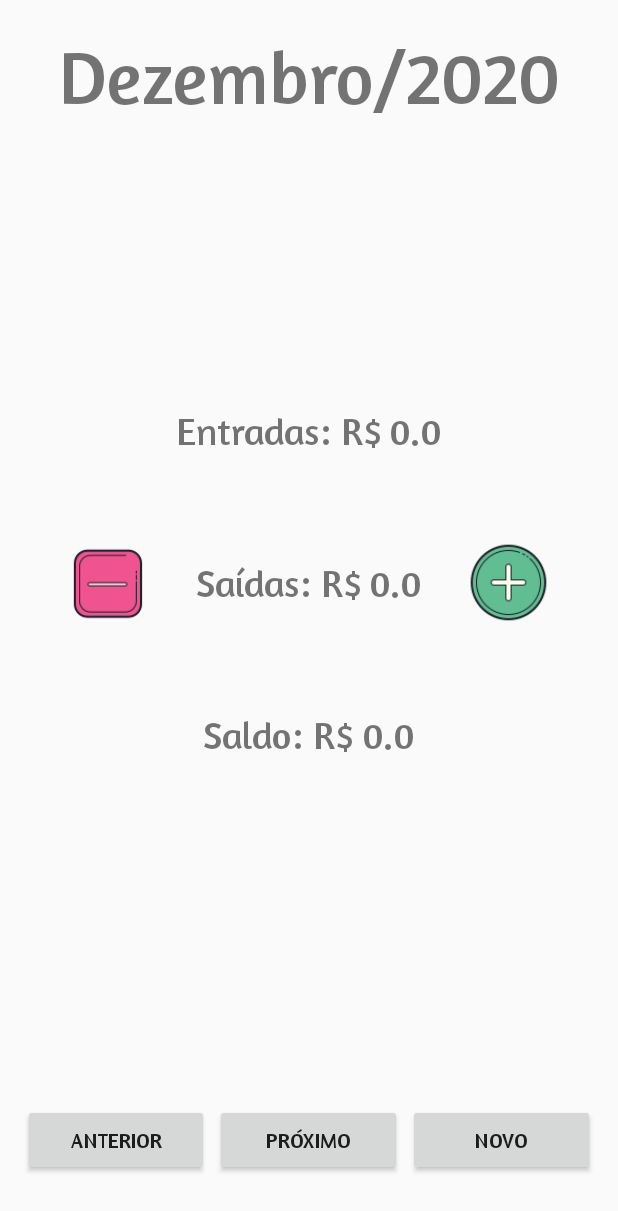
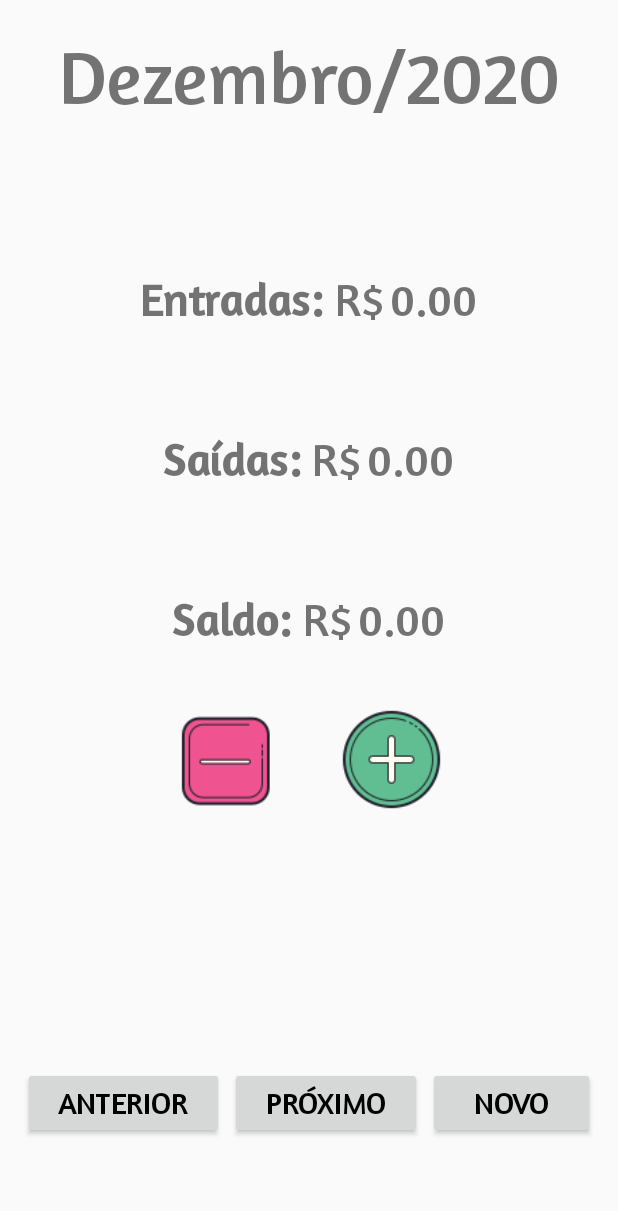
Before and after one commit to BielCR/Gest, an Android app: the screen it shows after launch (MainActivity), on a phone screen of 412 x 824 dp. Shown: the top 1211 px of the screen. Run offline under Robolectric (Android 15) with nearby library versions, the phone set to English and light mode, and no system bars.

```diff
--- a/app/src/main/java/com/gabs/minhacarteira/CadastroEdicaoEvnt.java
+++ b/app/src/main/java/com/gabs/minhacarteira/CadastroEdicaoEvnt.java
@@ -114,9 +114,9 @@ public class CadastroEdicaoEvnt extends AppCompatActivity {
         repeteBtn.setOnClickListener(new View.OnClickListener() {
             @Override
             public void onClick(View v) {
-                if(repeteBtn.isChecked()) {
+                if (repeteBtn.isChecked()) {
                     mesesRepete.setEnabled(true);
-                }else{
+                } else {
                     mesesRepete.setEnabled(false);
                 }
             }
--- a/app/src/main/java/com/gabs/minhacarteira/ItemListaEventos.java
+++ b/app/src/main/java/com/gabs/minhacarteira/ItemListaEventos.java
@@ -55,19 +55,19 @@ public class ItemListaEventos extends ArrayAdapter<Evento> {
             resultado = convertView;
             convertView.setTag(novaView);
 
-        }else{
+        } else {
             //caso 2 é quando a view está sendo modificada
             novaView = (ViewHolder) convertView.getTag();
             resultado = convertView;
         }
         //setando todos os resultados
         novaView.nomeTxt.setText(eventoAtual.getNome());
-        novaView.valorTxt.setText(eventoAtual.getValor()+"");
+        novaView.valorTxt.setText(String.format("%.2f", eventoAtual.getValor()));
         novaView.fotoTxt.setText(eventoAtual.getCaminhoFoto() == null ? "Não" : "Sim");
         SimpleDateFormat formataData = new SimpleDateFormat("dd/MM/yyyy");
         novaView.dataTxt.setText(formataData.format(eventoAtual.getOcorreu()));
 
-            //evento repete
+        //evento repete
         Calendar data1 = Calendar.getInstance();
         data1.setTime(eventoAtual.getOcorreu());
         Calendar data2 = Calendar.getInstance();
--- a/app/src/main/java/com/gabs/minhacarteira/MainActivity.java
+++ b/app/src/main/java/com/gabs/minhacarteira/MainActivity.java
@@ -90,7 +90,7 @@ public class MainActivity extends AppCompatActivity {
                 Intent trocaAct = new Intent(MainActivity.this, VisualizarEventos.class);
                 trocaAct.putExtra("acao", 0);
                 //iniciamos a activitie passada como parametro
-                startActivity(trocaAct);
+                startActivityForResult(trocaAct, 0);
             }
         });
 
@@ -100,7 +100,7 @@ public class MainActivity extends AppCompatActivity {
                 Intent trocaAct = new Intent(MainActivity.this, VisualizarEventos.class);
                 trocaAct.putExtra("acao", 1);
                 //iniciamos a activitie passada como parametro
-                startActivity(trocaAct);
+                startActivityForResult(trocaAct, 1);
             }
         });
     }
@@ -151,11 +151,16 @@ public class MainActivity extends AppCompatActivity {
         }
 
         //exibindo na aplicacao os valores totais
-        entrada.setText(entradasTotal+"");
-        saida.setText(saidasTotal+"");
-        saldo.setText((entradasTotal - saidasTotal) +"");
+        double totalSaldo = entradasTotal - saidasTotal;
+        entrada.setText(String.format("%.2f", entradasTotal));
+        saida.setText(String.format("%.2f", saidasTotal));
+        saldo.setText(String.format("%.2f", totalSaldo));
 
     }
 
+    protected void onActivityResult(int codReq, int codResult, Intent data) {
+        super.onActivityResult(codReq, codResult, data);
+        atualizaValores();
+    }
 
 }
--- a/app/src/main/java/com/gabs/minhacarteira/VisualizarEventos.java
+++ b/app/src/main/java/com/gabs/minhacarteira/VisualizarEventos.java
@@ -11,7 +11,6 @@ import android.widget.Toast;
 import androidx.appcompat.app.AppCompatActivity;
 
 import java.util.ArrayList;
-import java.util.Date;
 
 import ferramentas.EventosDB;
 import modelo.Evento;
@@ -56,10 +55,12 @@ public class VisualizarEventos extends AppCompatActivity {
 
                     if (operacao == 0) {
                         trocaAct.putExtra("acao", 0);
+                        startActivityForResult(trocaAct, 0);
                     } else {
                         trocaAct.putExtra("acao", 1);
+                        startActivityForResult(trocaAct, 1);
                     }
-                    startActivity(trocaAct);
+
                 }
             }
         });
@@ -87,7 +88,7 @@ public class VisualizarEventos extends AppCompatActivity {
         }
     }
 
-    private void carregaEventosLista(){
+    private void carregaEventosLista() {
         eventos = new ArrayList<>();
 
         //busca de eventos no banco de dados
@@ -103,11 +104,16 @@ public class VisualizarEventos extends AppCompatActivity {
 
 
         double total = 0.0;
-        for(Evento i : eventos){
+        for (Evento i : eventos) {
             total += i.getValor();
         }
 
-        totalTxt.setText(total + "");
+        totalTxt.setText(String.format("%.2f", total));
 
     }
+
+    protected void onActivityResult(int codReq, int codResult, Intent data) {
+        super.onActivityResult(codReq, codResult, data);
+        carregaEventosLista();
+    }
 }
--- /dev/null
+++ b/app/src/main/res/drawable/add_image_button.xml
@@ -0,0 +1,6 @@
+<?xml version="1.0" encoding="utf-8"?>
+<selector xmlns:android="http://schemas.android.com/apk/res/android">
+    <item android:drawable="@mipmap/mais_apertado" android:state_pressed="true" /> <!-- pressed -->
+    <item android:drawable="@mipmap/mais_focado" android:state_focused="true" /> <!-- focused -->
+    <item android:drawable="@mipmap/mais" /> <!-- default -->
+</selector>
--- /dev/null
+++ b/app/src/main/res/drawable/remove_image_button.xml
@@ -0,0 +1,6 @@
+<?xml version="1.0" encoding="utf-8"?>
+<selector xmlns:android="http://schemas.android.com/apk/res/android">
+    <item android:drawable="@mipmap/menos_apertado" android:state_pressed="true" /> <!-- pressed -->
+    <item android:drawable="@mipmap/menos_focado" android:state_focused="true" /> <!-- focused -->
+    <item android:drawable="@mipmap/menos" /> <!-- default -->
+</selector>
--- a/app/src/main/res/layout/activity_main.xml
+++ b/app/src/main/res/layout/activity_main.xml
@@ -18,34 +18,18 @@
             android:layout_height="wrap_content"
             android:layout_gravity="center"
             android:layout_marginTop="20dp"
-
             android:fontFamily="@font/amaranth"
             android:text="mes/ano"
             android:textSize="50sp" />
 
-        <!--Bloco logico para agrupar os botões com os textView-->
-        <LinearLayout
-            android:layout_width="wrap_content"
-            android:layout_height="wrap_content"
-            android:layout_gravity="center"
-            android:layout_weight="1"
-            android:orientation="horizontal">
-
-
-            <!--Botao de cadastro de saida-->
-            <ImageButton
-                android:id="@+id/saidaBtn"
-                android:layout_width="70dp"
-                android:layout_height="70dp"
-                android:layout_gravity="center"
-                android:layout_marginRight="10dp"
-                android:background="@mipmap/menos" />
 
         <!--Bloco logico para organizar os textView-->
         <LinearLayout
             android:layout_width="wrap_content"
             android:layout_height="wrap_content"
             android:layout_gravity="center"
+            android:layout_marginTop="100dp"
+            android:layout_marginBottom="30dp"
             android:orientation="vertical">
 
             <!--Informacoes da entrada-->
@@ -60,8 +44,16 @@
                     android:layout_width="wrap_content"
                     android:layout_height="wrap_content"
                     android:fontFamily="@font/amaranth"
-                        android:text="Entradas: R$"
-                        android:textSize="25sp" />
+                    android:text="Entradas: "
+                    android:textSize="30sp"
+                    android:textStyle="bold"/>
+
+                <TextView
+                    android:layout_width="wrap_content"
+                    android:layout_height="wrap_content"
+                    android:fontFamily="@font/amaranth"
+                    android:text="R$"
+                    android:textSize="30sp" />
 
                 <TextView
                     android:id="@+id/entradatxt"
@@ -70,7 +62,7 @@
                     android:layout_marginLeft="4dp"
                     android:fontFamily="@font/amaranth"
                     android:text="0,00"
-                        android:textSize="25sp" />
+                    android:textSize="30sp" />
 
             </LinearLayout>
 
@@ -87,8 +79,16 @@
                     android:layout_width="wrap_content"
                     android:layout_height="wrap_content"
                     android:fontFamily="@font/amaranth"
-                        android:text="Saídas: R$"
-                        android:textSize="25dp" />
+                    android:text="Saídas: "
+                    android:textSize="30sp"
+                    android:textStyle="bold"/>
+
+                <TextView
+                    android:layout_width="wrap_content"
+                    android:layout_height="wrap_content"
+                    android:fontFamily="@font/amaranth"
+                    android:text="R$"
+                    android:textSize="30sp"/>
 
                 <TextView
                     android:id="@+id/saidaTxt"
@@ -97,7 +97,7 @@
                     android:layout_marginLeft="4dp"
                     android:fontFamily="@font/amaranth"
                     android:text="0,00"
-                        android:textSize="25sp" />
+                    android:textSize="30sp" />
 
             </LinearLayout>
 
@@ -107,14 +107,22 @@
                 android:layout_height="wrap_content"
                 android:layout_gravity="center"
                 android:orientation="horizontal">
-                    >
+
 
                 <TextView
                     android:layout_width="wrap_content"
                     android:layout_height="wrap_content"
                     android:fontFamily="@font/amaranth"
-                        android:text="Saldo: R$"
-                        android:textSize="25sp" />
+                    android:text="Saldo: "
+                    android:textSize="30sp"
+                    android:textStyle="bold"/>
+
+                <TextView
+                    android:layout_width="wrap_content"
+                    android:layout_height="wrap_content"
+                    android:fontFamily="@font/amaranth"
+                    android:text="R$"
+                    android:textSize="30sp"/>
 
                 <TextView
                     android:id="@+id/saldoTxt"
@@ -123,20 +131,34 @@
                     android:layout_marginLeft="4dp"
                     android:fontFamily="@font/amaranth"
                     android:text="0,00"
-                        android:textSize="25sp" />
+                    android:textSize="30sp" />
 
             </LinearLayout>
 
         </LinearLayout>
 
+        <LinearLayout
+            android:layout_width="wrap_content"
+            android:layout_height="wrap_content"
+            android:layout_gravity="center|bottom"
+            android:orientation="horizontal"
+            android:layout_marginBottom="90dp">
+
+            <!--Botao de cadastro de saida-->
+            <ImageButton
+                android:id="@+id/saidaBtn"
+                android:layout_width="90dp"
+                android:layout_height="90dp"
+                android:layout_marginRight="10dp"
+                android:background="@drawable/remove_image_button" />
+
             <!--botao de cadastro de entrada-->
             <ImageButton
                 android:id="@+id/entradaBtn"
-                android:layout_width="70dp"
-                android:layout_height="70dp"
-                android:layout_gravity="center"
+                android:layout_width="90dp"
+                android:layout_height="90dp"
                 android:layout_marginLeft="10dp"
-                android:background="@mipmap/mais" />
+                android:background="@drawable/add_image_button" />
 
         </LinearLayout>
 
@@ -144,9 +166,10 @@
         <LinearLayout
             android:layout_width="match_parent"
             android:layout_height="wrap_content"
-            android:layout_marginVertical="40dp"
-            android:layout_marginLeft="15dp"
-            android:layout_marginRight="15dp"
+            android:layout_gravity="center"
+            android:layout_marginHorizontal="15dp"
+            android:layout_marginBottom="10dp"
+            android:layout_marginTop="70dp"
             android:orientation="horizontal">
 
 
@@ -157,7 +180,9 @@
                 android:layout_marginRight="4dp"
                 android:layout_weight="1"
                 android:fontFamily="@font/amaranth"
-                android:text="Anterior" />
+                android:text="Anterior"
+                android:textSize="20sp"
+                android:textColor="@color/black"/>
 
             <Button
                 android:id="@+id/proximoBtn"
@@ -166,7 +191,9 @@
                 android:layout_marginRight="4dp"
                 android:layout_weight="1"
                 android:fontFamily="@font/amaranth"
-                android:text="Próximo" />
+                android:text="Próximo"
+                android:textSize="20sp"
+                android:textColor="@color/black" />
 
             <Button
                 android:id="@+id/novoBtn"
@@ -174,7 +201,9 @@
                 android:layout_height="wrap_content"
                 android:layout_weight="1"
                 android:fontFamily="@font/amaranth"
-                android:text="Novo" />
+                android:text="Novo"
+                android:textSize="20sp"
+                android:textColor="@color/black" />
 
         </LinearLayout>
 
```
Also changed, not shown: app/src/main/java/ferramentas/EventosDB.java (+14 -15 lines), app/src/main/res/mipmap-hdpi/mais_apertado.png (added), app/src/main/res/mipmap-hdpi/mais_focado.png (added), app/src/main/res/mipmap-hdpi/menos_apertado.png (added), app/src/main/res/mipmap-hdpi/menos_focado.png (added). Lines whose indentation alone changed are shown as unchanged.
